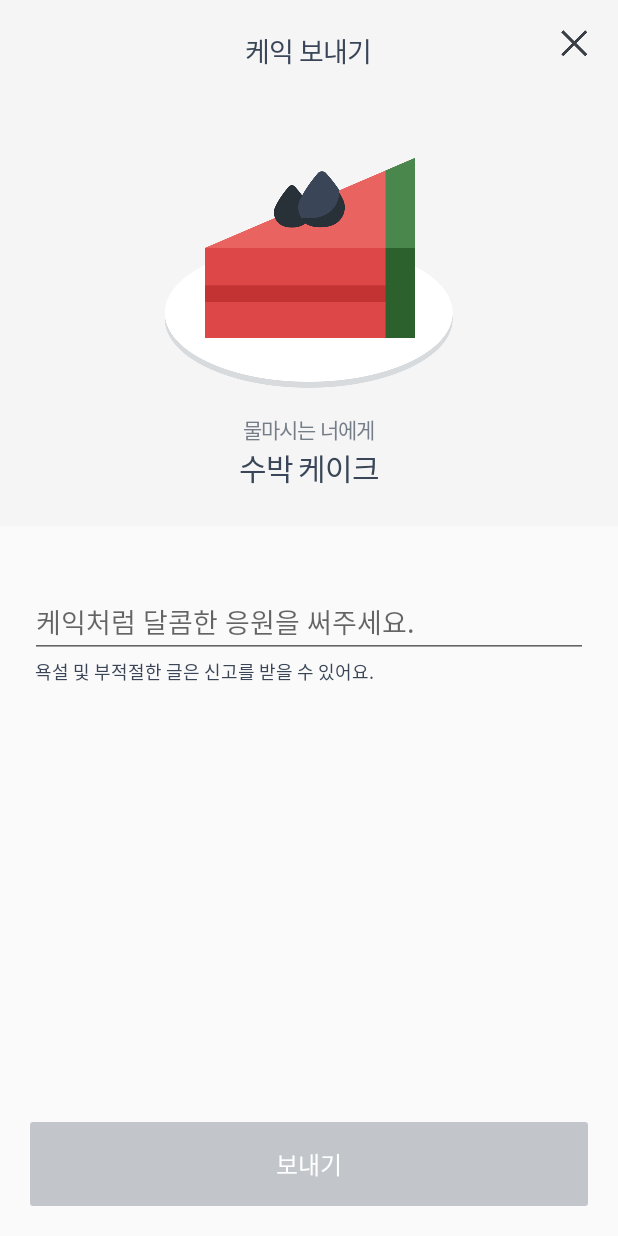
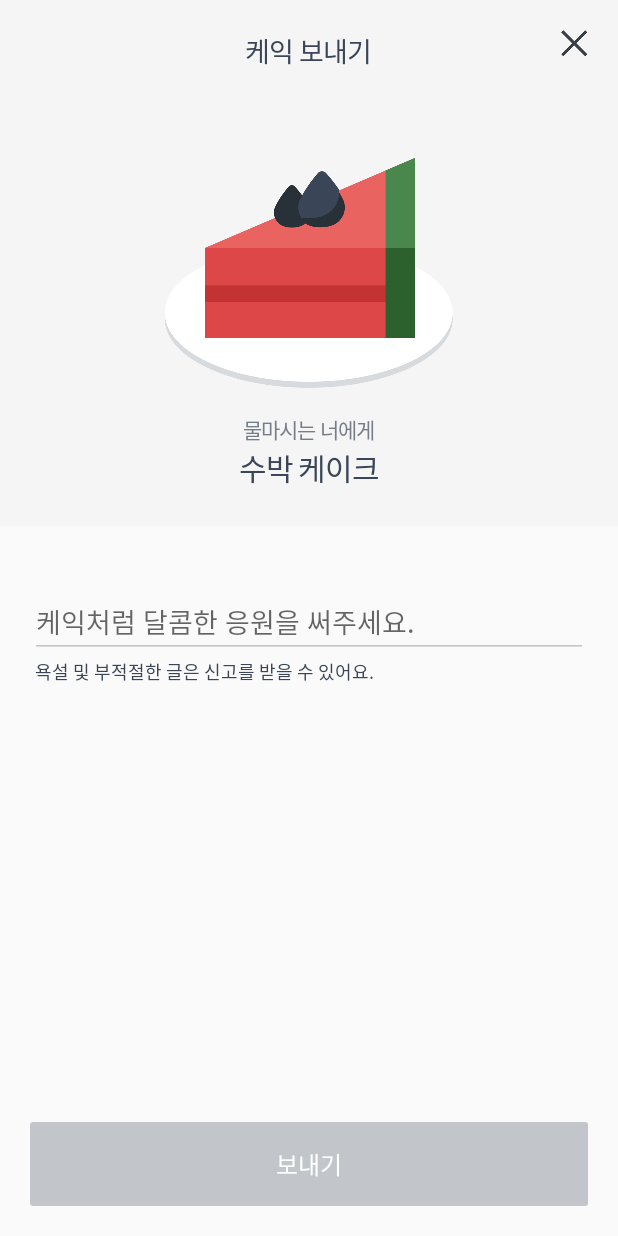
Before and after one commit to Nexters/moss-android, an Android app: the SendActivity screen opened directly, with no data from a screen before it, on a phone screen of 412 x 824 dp. Run offline under Robolectric (Android 15) with nearby library versions, the phone set to English and light mode, and no system bars; our stand-ins replace data binding; 1 statement that could not run was skipped.

Commit message:
feat-#39 [케익보내기] editText custom
- change underline & cursor color
- remove underline shown while typing

```diff
--- /dev/null
+++ b/app/src/main/res/drawable/edit_text_cursor.xml
@@ -0,0 +1,6 @@
+<?xml version="1.0" encoding="utf-8"?>
+<shape xmlns:android="http://schemas.android.com/apk/res/android"
+    android:shape="rectangle">
+    <solid android:color="@color/uiColorDisable" />
+    <size android:width="2dp" />
+</shape>
--- a/app/src/main/res/layout/activity_send.xml
+++ b/app/src/main/res/layout/activity_send.xml
@@ -135,8 +135,12 @@
                                 android:id="@+id/edit_txt_send_cake_message"
                                 android:layout_width="match_parent"
                                 android:layout_height="wrap_content"
+                                android:backgroundTint="@color/uiColorDisable"
                                 android:hint="@string/send_cake_message_hint"
+                                android:inputType="textVisiblePassword"
+                                android:maxLength="24"
                                 android:textColor="@color/textColorSlate"
+                                android:textCursorDrawable="@drawable/edit_text_cursor"
                                 android:textSize="@dimen/size_18sp" />
 
                             <TextView
--- a/app/src/main/res/values/colors.xml
+++ b/app/src/main/res/values/colors.xml
@@ -34,6 +34,8 @@
     <color name="pale_brown">#f8eae1</color>
 
 
+    <color name="strawberry">#ec303f</color>
+
     <!-- send cake -->
     <color name="sendBorder">#ECECEC</color>
     <color name="sendBackground">#f5f5f6</color>
```
